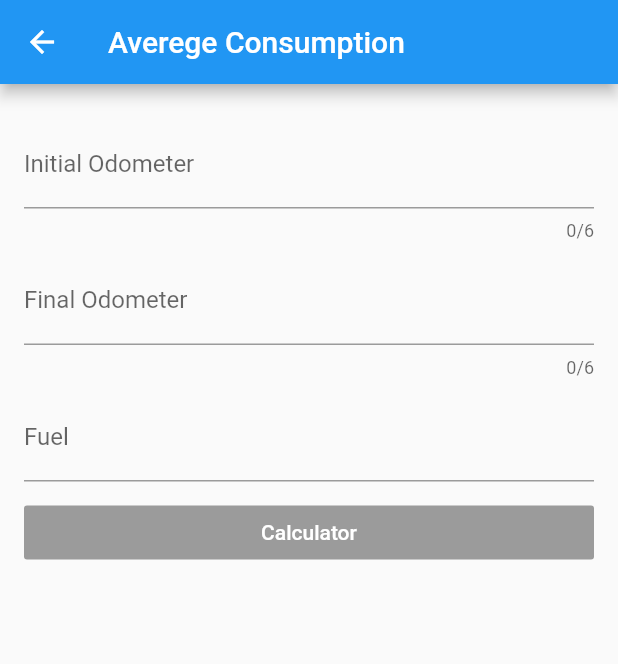
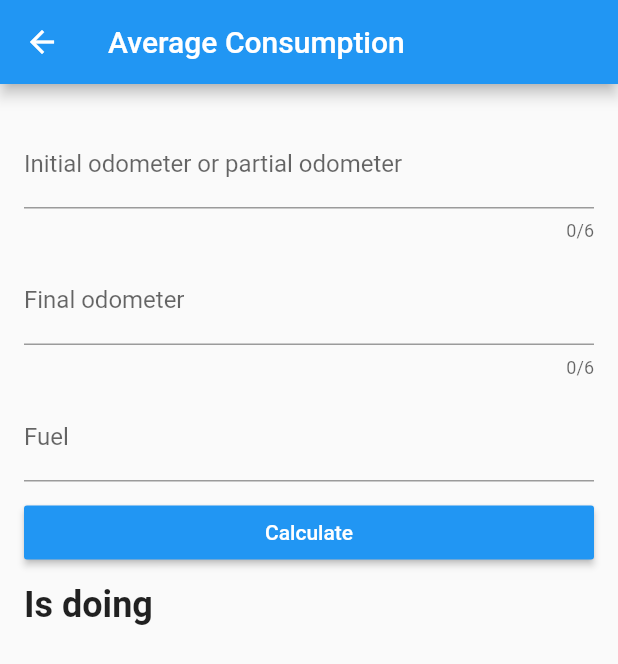
Before and after one commit to EduardoLima03/rigntfuel, a Flutter app: the AverageConsumptionPage screen opened directly, on a phone screen of 412 x 824 dp. Shown: the top 664 px of the screen. Run offline on Flutter 3.47's test engine with Material 2 defaults, Android fonts, the phone set to English and light mode, and no system bars.

Commit message:
tradução do app

```diff
--- /dev/null
+++ b/lang/en.json
@@ -0,0 +1,18 @@
+{
+    "title_app": "RigntFuel",
+    "consumption": "Average Consumption",
+    "bifuel": "Bi-Fuel",
+    "odometer_1": "Initial odometer or partial odometer",
+    "odometer_2": "Final odometer",
+    "hint_text_1": "Enter the km of the last refill",
+    "hint_text_2": "Enter the km of the current supply",
+    "hint_text_3": "Put the same amount of liters marked on the pump",
+    "fuel": "Fuel",
+    "calculate": "Calculate",
+    "smt_ethanol": "It is better to fill with Ethanol",
+    "smt_gasoline": "It is better to refuel with gasoline",
+    "tax_gasoline": "Petrol Price",
+    "tax_ethanol": "Ethanol Price",
+    "validation": "Prohibited empty field",
+    "msg": "Is doing"
+}
--- /dev/null
+++ b/lib/app_localizations.dart
@@ -0,0 +1,61 @@
+import 'dart:async';
+import 'dart:convert';
+import 'package:flutter/material.dart';
+import 'package:flutter/rendering.dart';
+import 'package:flutter/services.dart';
+
+class AppLocalizations {
+  final Locale locale;
+
+  AppLocalizations(this.locale);
+
+  // Creio que é por esse metodo que acessa os texto
+  static AppLocalizations of(BuildContext context) {
+    return Localizations.of<AppLocalizations>(context, AppLocalizations);
+  }
+
+  // Static member to have a simple access to the delegate from the MaterialApp
+  static const LocalizationsDelegate<AppLocalizations> delegate =
+      _AppLocalizationsDelegate();
+
+  Map<String, String> _localizedStrings;
+
+  Future<bool> load() async {
+    // Load the language JSON file from the "lang" folder
+    String jsonString =
+        await rootBundle.loadString('lang/${locale.languageCode}.json');
+    // transformando o Json para uma Avore de Map
+    Map<String, dynamic> jsonMap = json.decode(jsonString);
+
+    // fazendo uma copia do JsonMap
+    _localizedStrings = jsonMap.map((key, value) {
+      return MapEntry(key, value.toString());
+    });
+
+    return true;
+  }
+
+  String translate(String key) {
+    return _localizedStrings[key];
+  }
+}
+
+class _AppLocalizationsDelegate
+    extends LocalizationsDelegate<AppLocalizations> {
+  const _AppLocalizationsDelegate();
+
+  @override
+  bool isSupported(Locale locale) {
+    return ['en', 'pt', 'es'].contains(locale.languageCode);
+  }
+
+  @override
+  Future<AppLocalizations> load(Locale locale) async {
+    AppLocalizations localizations = new AppLocalizations(locale);
+    await localizations.load();
+    return localizations;
+  }
+
+  @override
+  bool shouldReload(_AppLocalizationsDelegate old) => false;
+}
--- a/lib/views/average_consumption_page.dart
+++ b/lib/views/average_consumption_page.dart
@@ -1,4 +1,5 @@
 import 'package:flutter/material.dart';
+import 'package:rigntfuel/app_localizations.dart';
 
 class AverageConsumptionPage extends StatefulWidget {
   @override
@@ -6,23 +7,39 @@ class AverageConsumptionPage extends StatefulWidget {
 }
 
 class _AverageConsumptionPageState extends State<AverageConsumptionPage> {
+  final _formKay = GlobalKey<FormState>();
   final _initialOdometer = TextEditingController();
   final _finalOdometer = TextEditingController();
   final _fuel = TextEditingController();
 
-  bool _enableValidator() {
-    setState(() {
-      _initialOdometer.text.length > 0 && _initialOdometer.text.length <= 3
-          ? false
-          : true;
-    });
+  String _mensag = '';
+
+  bool _enableValidator = true;
+
+  //calculor para definir o consumo
+  void _calculationConsumption() {
+    if (_initialOdometer.text.length > 0 && _initialOdometer.text.length <= 3) {
+      setState(() {
+        _mensag = (int.parse(_initialOdometer.text) / double.parse(_fuel.text))
+                .toStringAsFixed(2) +
+            'km/l';
+      });
+    } else {
+      setState(() {
+        _mensag = ((int.parse(_finalOdometer.text) -
+                        int.parse(_initialOdometer.text)) /
+                    double.parse(_fuel.text))
+                .toStringAsFixed(2) +
+            'km/l';
+      });
+    }
   }
 
   @override
   Widget build(BuildContext context) {
     return Scaffold(
       appBar: AppBar(
-        title: Text('Averege Consumption'),
+        title: Text(AppLocalizations.of(context).translate('consumption')),
       ),
       body: Scrollbar(
         child: SingleChildScrollView(
@@ -38,9 +55,22 @@ class _AverageConsumptionPageState extends State<AverageConsumptionPage> {
                 maxLength: 6,
                 controller: _initialOdometer,
                 decoration: InputDecoration(
-                  labelText: 'Initial Odometer',
-                  hintText: '',
+                  labelText:
+                      AppLocalizations.of(context).translate('odometer_1'),
+                  hintText:
+                      AppLocalizations.of(context).translate('hint_text_1'),
                 ),
+                validator: (value) => value == null
+                    ? AppLocalizations.of(context).translate('validation')
+                    : null,
+                onChanged: (value) {
+                  setState(() {
+                    _enableValidator = _initialOdometer.text.length > 0 &&
+                            _initialOdometer.text.length <= 3
+                        ? false
+                        : true;
+                  });
+                },
               ),
               SizedBox(
                 height: 10,
@@ -48,11 +78,13 @@ class _AverageConsumptionPageState extends State<AverageConsumptionPage> {
               TextFormField(
                 keyboardType: TextInputType.number,
                 maxLength: 6,
-                enabled: _enableValidator(),
+                enabled: _enableValidator,
                 controller: _finalOdometer,
                 decoration: InputDecoration(
-                  labelText: 'Final Odometer',
-                  hintText: '',
+                  labelText:
+                      AppLocalizations.of(context).translate('odometer_2'),
+                  hintText:
+                      AppLocalizations.of(context).translate('hint_text_2'),
                 ),
               ),
               SizedBox(
@@ -61,9 +93,13 @@ class _AverageConsumptionPageState extends State<AverageConsumptionPage> {
               TextFormField(
                 keyboardType: TextInputType.number,
                 controller: _fuel,
+                validator: (value) => value == null
+                    ? AppLocalizations.of(context).translate('validation')
+                    : null,
                 decoration: InputDecoration(
-                  labelText: "Fuel",
-                  hintText: '',
+                  labelText: AppLocalizations.of(context).translate('fuel'),
+                  hintText:
+                      AppLocalizations.of(context).translate('hint_text_3'),
                 ),
               ),
               SizedBox(
@@ -71,11 +107,36 @@ class _AverageConsumptionPageState extends State<AverageConsumptionPage> {
               ),
               RaisedButton(
                   child: Text(
-                    'Calculator',
+                    AppLocalizations.of(context).translate('calculate'),
                     style: TextStyle(color: Colors.white),
                   ),
                   color: Theme.of(context).accentColor,
-                  onPressed: null),
+                  onPressed: _calculationConsumption),
+              SizedBox(
+                height: 10,
+              ),
+              Row(
+                children: [
+                  Text(
+                    AppLocalizations.of(context).translate('msg'),
+                    style: TextStyle(
+                      fontSize: 24.0,
+                      fontWeight: FontWeight.bold,
+                    ),
+                  ),
+                  SizedBox(
+                    width: 2,
+                  ),
+                  Text(
+                    _mensag,
+                    style: TextStyle(
+                      color: Colors.red,
+                      fontWeight: FontWeight.bold,
+                      fontSize: 24.0,
+                    ),
+                  ),
+                ],
+              ),
             ],
           ),
         ),
```
Also changed, not shown: lang/es.json (added, +18 -0 lines), lang/pt.json (added, +18 -0 lines), lib/main.dart (+32 -5 lines), pubspec.yaml (+8 -0 lines), pubspec.lock.
